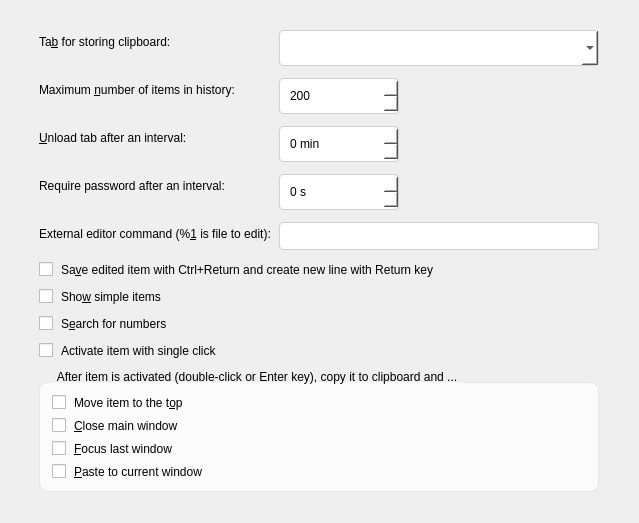
ForgetiExistence/CopyQ, file src/ui/configtabhistory.ui: the form before one commit.
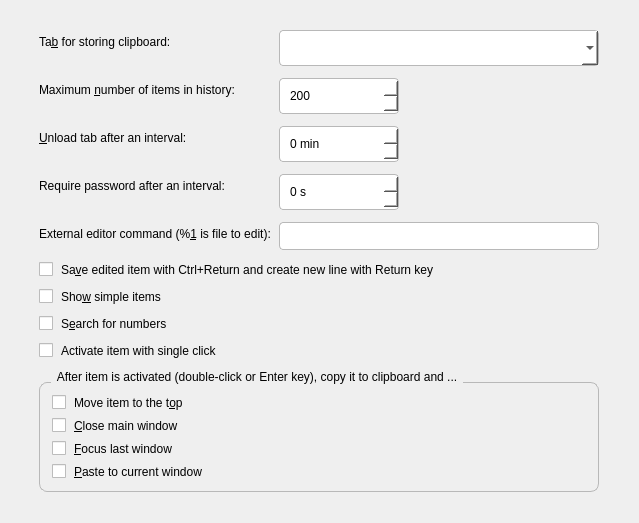
The form after the commit.

Commit message: Fix Win11 regressions: blank window, invisible menus, forced light theme

What changed in the file:
```diff
--- a/src/ui/configtabhistory.ui
+++ b/src/ui/configtabhistory.ui
@@ -11,20 +11,20 @@
    </rect>
   </property>
   <property name="styleSheet">
-   <string notr="true">QScrollArea#ConfigTabHistory { background-color: #F3F3F3; border: none; }
-QDialog { background-color: #F3F3F3; }
-QPushButton { border-radius: 4px; padding: 5px 12px; min-height: 24px; border: 1px solid #E5E5E5; background-color: #FBFBFB; }
-QLineEdit, QTextEdit, QPlainTextEdit, QSpinBox, QDoubleSpinBox { border-radius: 4px; border: 1px solid #D1D1D1; padding: 5px 8px; background-color: #FFFFFF; }
-QComboBox { border-radius: 4px; border: 1px solid #D1D1D1; padding: 5px 8px; min-height: 24px; background-color: #FFFFFF; }
+   <string notr="true">QScrollArea#ConfigTabHistory { background-color: palette(window); border: none; }
+QDialog { background-color: palette(window); }
+QPushButton { border-radius: 4px; padding: 5px 12px; min-height: 24px; border: 1px solid palette(mid); background-color: palette(button); }
+QLineEdit, QTextEdit, QPlainTextEdit, QSpinBox, QDoubleSpinBox { border-radius: 4px; border: 1px solid palette(mid); padding: 5px 8px; background-color: palette(base); }
+QComboBox { border-radius: 4px; border: 1px solid palette(mid); padding: 5px 8px; min-height: 24px; background-color: palette(base); }
 QCheckBox, QRadioButton { spacing: 8px; }
-QGroupBox { border-radius: 8px; border: 1px solid #E5E5E5; margin-top: 12px; padding: 12px; background-color: #FBFBFB; }
-QListWidget, QTreeWidget, QTableWidget { border-radius: 8px; border: 1px solid #E5E5E5; }
-QTabWidget::pane { border: 1px solid #E5E5E5; border-radius: 8px; }
+QGroupBox { border-radius: 8px; border: 1px solid palette(mid); margin-top: 12px; padding: 12px; background-color: palette(button); }
+QListWidget, QTreeWidget, QTableWidget { border-radius: 8px; border: 1px solid palette(mid); }
+QTabWidget::pane { border: 1px solid palette(mid); border-radius: 8px; }
 QTabBar::tab { border-radius: 4px; padding: 6px 16px; margin-right: 4px; }
-QTabBar::tab:selected { background-color: #0078D4; color: #FFFFFF; }
+QTabBar::tab:selected { background-color: palette(highlight); color: palette(highlighted-text); }
 QScrollBar { border: none; background: transparent; width: 8px; height: 8px; margin: 0; }
-QScrollBar::handle { background: #C0C0C0; border-radius: 4px; min-height: 24px; }
-QScrollBar::handle:hover { background: #A0A0A0; }
+QScrollBar::handle { background: palette(mid); border-radius: 4px; min-height: 24px; }
+QScrollBar::handle:hover { background: palette(mid); }
 QScrollBar::add-line, QScrollBar::sub-line { border: none; background: none; width: 0px; height: 0px; }
 QScrollBar::add-page, QScrollBar::sub-page { background: none; }
 QMenu { border-radius: 8px; border: 1px solid #E5E5E5; padding: 4px; }</string>
@@ -159,7 +159,7 @@
           <item>
            <widget class="QSpinBox" name="spinBoxItems">
             <property name="styleSheet">
-             <string notr="true">QSpinBox { border-radius: 4px; border: 1px solid #D1D1D1; padding: 5px 8px; background-color: #FFFFFF; min-height: 24px; }</string>
+             <string notr="true">QSpinBox { border-radius: 4px; border: 1px solid palette(mid); padding: 5px 8px; background-color: palette(base); min-height: 24px; }</string>
             </property>
             <property name="minimumSize">
              <size>
@@ -223,7 +223,7 @@
           <item>
            <widget class="QSpinBox" name="spinBoxExpireTab">
             <property name="styleSheet">
-             <string notr="true">QSpinBox { border-radius: 4px; border: 1px solid #D1D1D1; padding: 5px 8px; background-color: #FFFFFF; min-height: 24px; }</string>
+             <string notr="true">QSpinBox { border-radius: 4px; border: 1px solid palette(mid); padding: 5px 8px; background-color: palette(base); min-height: 24px; }</string>
             </property>
             <property name="minimumSize">
              <size>
@@ -289,7 +289,7 @@
           <item>
            <widget class="QSpinBox" name="spinBoxExpireEncryptedTabSeconds">
             <property name="styleSheet">
-             <string notr="true">QSpinBox { border-radius: 4px; border: 1px solid #D1D1D1; padding: 5px 8px; background-color: #FFFFFF; min-height: 24px; }</string>
+             <string notr="true">QSpinBox { border-radius: 4px; border: 1px solid palette(mid); padding: 5px 8px; background-color: palette(base); min-height: 24px; }</string>
             </property>
             <property name="minimumSize">
              <size>
@@ -338,7 +338,7 @@
         <item row="4" column="1">
          <widget class="QLineEdit" name="lineEditEditor">
           <property name="styleSheet">
-           <string notr="true">QLineEdit { border-radius: 4px; border: 1px solid #D1D1D1; padding: 5px 8px; background-color: #FFFFFF; }</string>
+           <string notr="true">QLineEdit { border-radius: 4px; border: 1px solid palette(mid); padding: 5px 8px; background-color: palette(base); }</string>
           </property>
           <property name="minimumSize">
            <size>
@@ -372,7 +372,7 @@
         <item row="0" column="1">
          <widget class="QComboBox" name="comboBoxClipboardTab">
           <property name="styleSheet">
-           <string notr="true">QComboBox { border-radius: 4px; border: 1px solid #D1D1D1; padding: 5px 8px; min-height: 24px; background-color: #FFFFFF; }</string>
+           <string notr="true">QComboBox { border-radius: 4px; border: 1px solid palette(mid); padding: 5px 8px; min-height: 24px; background-color: palette(base); }</string>
           </property>
           <property name="minimumSize">
            <size>
@@ -451,7 +451,7 @@
       <item>
        <widget class="QGroupBox" name="groupBox_3">
         <property name="styleSheet">
-         <string notr="true">QGroupBox { border-radius: 8px; border: 1px solid #E5E5E5; margin-top: 12px; padding: 12px; background-color: #FBFBFB; }
+         <string notr="true">QGroupBox { border-radius: 8px; border: 1px solid palette(mid); margin-top: 12px; padding: 12px; background-color: palette(button); }
 QGroupBox::title { subcontrol-origin: margin; subcontrol-position: top left; left: 12px; padding: 0px 4px; }</string>
         </property>
         <property name="title">
```
Left out of the diff: 2 changed lines with no effect on the pictures. The commit also changes 34 other files.
